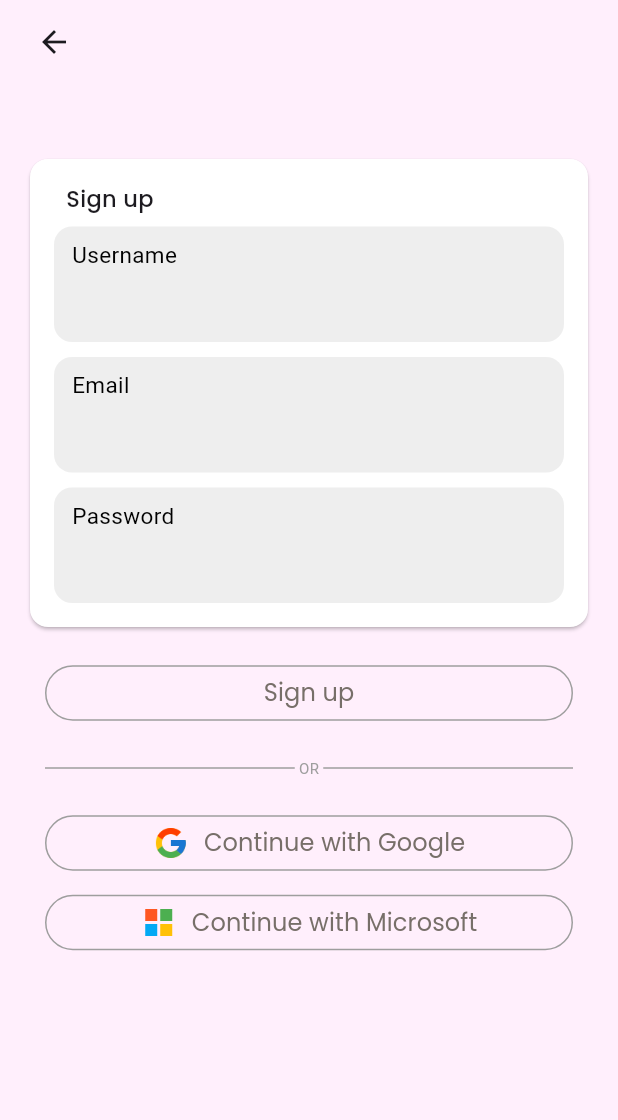
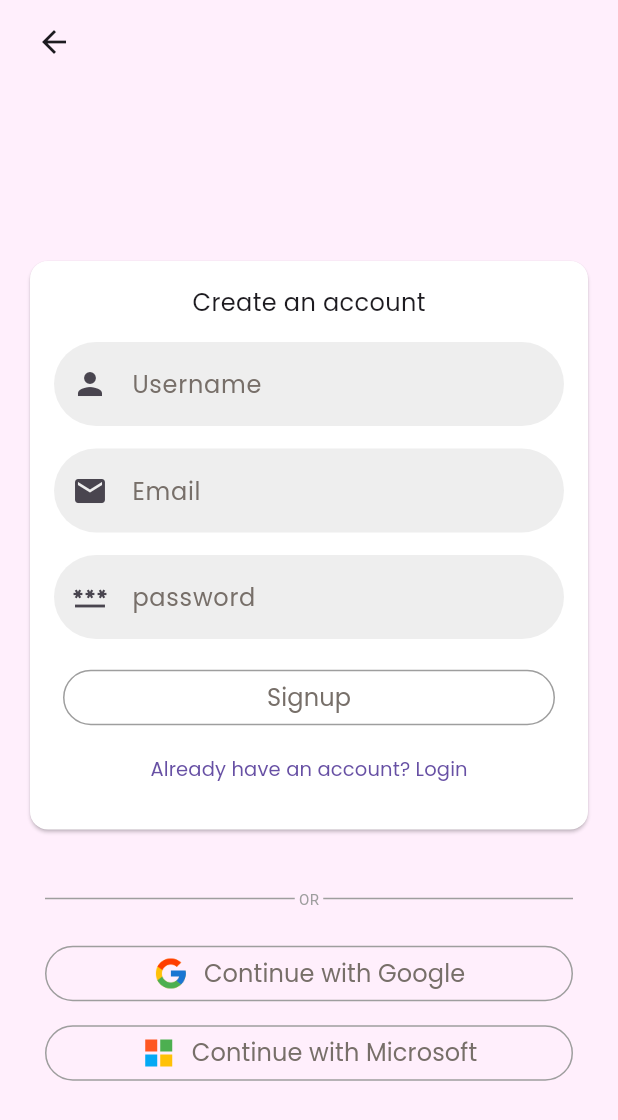
Before and after one commit to jiapanWei/voice_assistant, a Flutter app: the screen it shows after launch, after a tap on "Sign up", on a phone screen of 412 x 824 dp. Shown: the top 1120 px of the screen. Run offline on Flutter 3.47's test engine with Material 3 defaults, Android fonts, the phone set to English and light mode, and no system bars; our stand-ins replace envied, firebase_auth, firebase_core, google_fonts, google_sign_in, image_gallery_saver and 3 more; missing offline and left inert: flutter_downloader, text_to_speech; accounts and stored records are empty; project files that could hold a hidden picture were left out.

Commit message:
Fix: AuthScreen and add temporary screen to show login successful

```diff
--- a/lib/screens/authentications/auth_screen.dart
+++ b/lib/screens/authentications/auth_screen.dart
@@ -1,33 +1,51 @@
 import 'package:flutter/material.dart';
 import 'package:firebase_auth/firebase_auth.dart';
 import 'package:google_fonts/google_fonts.dart';
-import 'package:cloud_firestore/cloud_firestore.dart';
+import 'package:voice_assistant/screens/authentications/success_login_screen.dart';
 
-import 'package:voice_assistant/services/auth_service.dart';
 import 'package:voice_assistant/screens/main_screen.dart';
 import 'package:voice_assistant/screens/start_screen.dart';
 import 'package:voice_assistant/screens/authentications/auth_sign_in_providers.dart';
+import 'package:voice_assistant/screens/widgets/build_text_form_field.dart';
+import 'package:voice_assistant/screens/widgets/build_button.dart';
 
-final _firebaseAuth = FirebaseAuth.instance;
+final FirebaseAuth _firebaseAuth = FirebaseAuth.instance;
 
 class AuthScreen extends StatefulWidget {
   final bool isNewUser;
 
-  const AuthScreen({Key? key, required this.isNewUser}) : super(key: key);
+  const AuthScreen({required this.isNewUser});
 
   @override
-  _AuthScreenState createState() => _AuthScreenState();
+  State<AuthScreen> createState() {
+    return _AuthScreenState();
+  }
+}
+
+InputDecoration userInputDecoration(
+    {required String labelText, required IconData icon}) {
+  return InputDecoration(
+    prefixIcon: Icon(icon),
+    filled: true,
+    fillColor: Colors.grey[200],
+    border: OutlineInputBorder(
+      borderRadius: BorderRadius.circular(105.0),
+      borderSide: BorderSide.none,
+    ),
+    labelText: labelText,
+    labelStyle: GoogleFonts.poppins(
+      fontSize: 16.0,
+      fontWeight: FontWeight.w400,
+      color: const Color.fromRGBO(119, 111, 105, 1.0),
+    ),
+    floatingLabelBehavior: FloatingLabelBehavior.never,
+  );
 }
 
 class _AuthScreenState extends State<AuthScreen> {
-  final _formKey = GlobalKey<FormState>();
-  final _usernameController = TextEditingController();
-  final _emailController = TextEditingController();
-  final _passwordController = TextEditingController();
+  final GlobalKey<FormState> _formKey = GlobalKey<FormState>();
 
   late bool _isLogin;
-  var _isAuthenticating = false;
-
   String _inputUsername = '';
   String _inputEmail = '';
   String _inputPassword = '';
@@ -38,106 +56,28 @@ class _AuthScreenState extends State<AuthScreen> {
     _isLogin = !widget.isNewUser;
   }
 
-  ButtonStyle transparentButtonStyle() {
-    return OutlinedButton.styleFrom(
-      side: const BorderSide(color: Colors.grey),
-      minimumSize: const Size(300, 37),
-    );
-  }
-
-  TextStyle buttonPoppinsFontStyle() {
-    return GoogleFonts.poppins(
-      fontSize: 16.0,
-      fontWeight: FontWeight.w400,
-      color: const Color.fromRGBO(119, 111, 105, 1.0),
-    );
-  }
-
-  Widget buildInputField(String label, TextEditingController controller,
-      String? Function(String?) validator,
-      {bool isObscure = false}) {
-    final focusNode = FocusNode();
-
-    return Container(
-      decoration: BoxDecoration(
-        color: Colors.grey[200],
-        borderRadius: BorderRadius.circular(12),
-      ),
-      child: Column(
-        crossAxisAlignment: CrossAxisAlignment.start,
-        children: <Widget>[
-          Padding(
-            padding: const EdgeInsets.only(top: 8.0, left: 12.0),
-            child: Text(
-              label,
-              style: const TextStyle(
-                  fontSize: 15,
-                  fontWeight: FontWeight.w400,
-                  color: Colors.black),
-            ),
-          ),
-          TextFormField(
-            focusNode: focusNode,
-            controller: controller,
-            obscureText: isObscure,
-            decoration: const InputDecoration(
-              border: InputBorder.none,
-              contentPadding: EdgeInsets.only(left: 12.0),
-            ),
-            validator: validator,
-            onChanged: (value) {
-              if (label == 'Username') {
-                _inputUsername = value!;
-              } else if (label == 'Email') {
-                _inputEmail = value!;
-              } else if (label == 'Password') {
-                _inputPassword = value!;
-              }
-            },
-          ),
-        ],
-      ),
-    );
-  }
-
-  void _submit() async {
-    final isValid = _formKey.currentState!.validate();
-
-    if (!isValid) {
-      // show error message ...
+  Future<void> _submit() async {
+    if (!_formKey.currentState!.validate()) {
       return;
     }
 
     _formKey.currentState!.save();
 
+    UserCredential userCredentials;
+
     try {
-      setState(() {
-        _isAuthenticating = true;
-      });
       if (_isLogin) {
-        final userCredentials = await _firebaseAuth.signInWithEmailAndPassword(
+        userCredentials = await _firebaseAuth.signInWithEmailAndPassword(
             email: _inputEmail, password: _inputPassword);
       } else {
-        final userCredentials =
-            await _firebaseAuth.createUserWithEmailAndPassword(
+        userCredentials = await _firebaseAuth.createUserWithEmailAndPassword(
             email: _inputEmail, password: _inputPassword);
-
-        await FirebaseFirestore.instance
-            .collection('users')
-            .doc(userCredentials.user!.uid)
-            .set({
-          'username': _inputUsername,
-        });
+      }
 
       if (userCredentials.user != null) {
         Navigator.of(context).pushReplacement(
-            MaterialPageRoute(
-              builder: (context) => HomeScreen(
-                inputUsername: _inputUsername,
-              ),
-            ),
+          MaterialPageRoute(builder: (context) => SuccessLoginScreen()),
         );
-        }
       }
     } on FirebaseAuthException catch (error) {
       if (error.code == 'email-already-in-use') {
@@ -149,9 +89,6 @@ class _AuthScreenState extends State<AuthScreen> {
           content: Text(error.message ?? 'Authentication failed.'),
         ),
       );
-      setState(() {
-        _isAuthenticating = false;
-      });
     }
   }
 
@@ -161,9 +98,9 @@ class _AuthScreenState extends State<AuthScreen> {
       appBar: AppBar(
         backgroundColor: const Color.fromRGBO(255, 239, 252, 1.0),
         leading: Padding(
-          padding: const EdgeInsets.only(left: 16.0),
+          padding: EdgeInsets.only(left: 16.0),
           child: IconButton(
-            icon: const Icon(Icons.arrow_back),
+            icon: Icon(Icons.arrow_back),
             onPressed: () {
               Navigator.push(
                 context,
@@ -174,15 +111,14 @@ class _AuthScreenState extends State<AuthScreen> {
         ),
       ),
       backgroundColor: const Color.fromRGBO(255, 239, 252, 1.0),
-      body: SingleChildScrollView(
+      body: Center(
+        child: SingleChildScrollView(
           child: Column(
             mainAxisAlignment: MainAxisAlignment.center,
             children: [
-            _isLogin ? SizedBox(height: 80) : SizedBox(height: 50),
               Card(
                 color: Colors.white,
-              margin: const EdgeInsets.only(
-                  top: 0, bottom: 20, left: 20, right: 20),
+                margin: const EdgeInsets.all(20),
                 child: SingleChildScrollView(
                   child: Padding(
                     padding: const EdgeInsets.all(16),
@@ -191,41 +127,45 @@ class _AuthScreenState extends State<AuthScreen> {
                       child: Column(
                         mainAxisSize: MainAxisSize.min,
                         children: [
-                        Padding(
-                          padding:
-                              const EdgeInsets.only(left: 8.0, bottom: 8.0),
-                          child: Align(
-                            alignment: Alignment.centerLeft,
-                            // Login/Sign up Text Lable
-                            child: Text(
-                              _isLogin ? 'Login' : 'Sign up',
+                          Text(
+                            _isLogin ? 'Login' : 'Create an account',
                             style: GoogleFonts.poppins(
-                                fontSize: 15.0,
-                                fontWeight: FontWeight.w500,
+                              fontSize: 16.0,
+                              fontWeight: FontWeight.w400,
                             ),
                           ),
-                          ),
-                        ),
+                          const SizedBox(height: 15),
 
                           // Username
                           if (!_isLogin)
-                          buildInputField(
-                            'Username',
-                            _usernameController,
-                            (value) {
+                            TextFormField(
+                              decoration: userInputDecoration(
+                                  labelText: 'Username', icon: Icons.person),
+                              keyboardType: TextInputType.text,
+                              autocorrect: false,
+                              textCapitalization: TextCapitalization.none,
+                              obscureText: false,
+                              validator: (value) {
                                 if (value == null || value.trim().isEmpty) {
                                   return 'Please enter a valid username.';
                                 }
                                 return null;
                               },
+                              onSaved: (value) {
+                                _inputUsername = value!;
+                              },
                             ),
-                        const SizedBox(height: 10),
 
+                          const SizedBox(height: 15),
                           // Email
-                        buildInputField(
-                          'Email',
-                          _emailController,
-                          (value) {
+                          TextFormField(
+                            decoration: userInputDecoration(
+                                labelText: 'Email', icon: Icons.email),
+                            keyboardType: TextInputType.emailAddress,
+                            autocorrect: false,
+                            textCapitalization: TextCapitalization.none,
+                            obscureText: false,
+                            validator: (value) {
                               if (value == null ||
                                   value.trim().isEmpty ||
                                   !value.contains('@')) {
@@ -233,54 +173,83 @@ class _AuthScreenState extends State<AuthScreen> {
                               }
                               return null;
                             },
+                            onSaved: (value) {
+                              _inputEmail = value!;
+                            },
                           ),
-                        const SizedBox(height: 10),
 
+                          const SizedBox(height: 15),
                           // Password
-                        buildInputField(
-                          'Password',
-                          _passwordController,
-                          (value) {
+                          TextFormField(
+                            decoration: userInputDecoration(
+                                labelText: 'password', icon: Icons.password),
+                            autocorrect: false,
+                            textCapitalization: TextCapitalization.none,
+                            obscureText: true,
+                            validator: (value) {
                               if (value == null ||
-                                value.isEmpty ||
+                                  value.trim().isEmpty ||
                                   value.trim().length < 6) {
                                 return 'Password must be at least 6 characters long.';
                               }
                               return null;
                             },
-                          isObscure: true,
+                            onSaved: (value) {
+                              _inputPassword = value!;
+                            },
                           ),
+                          const SizedBox(height: 15),
+                          Row(
+                            children: [
+                              Expanded(
+                                child: Container(
+                                  margin: const EdgeInsets.symmetric(
+                                      horizontal: 6.0),
+                                  child: OutlinedButton(
+                                    style: OutlinedButton.styleFrom(
+                                      side: BorderSide(color: Colors.grey),
+                                      minimumSize: const Size(300, 37),
+                                    ),
+                                    onPressed: _submit,
+                                    child: Row(
+                                      mainAxisAlignment:
+                                          MainAxisAlignment.center,
+                                      children: [
+                                        Text(
+                                          _isLogin ? 'Login' : 'Signup',
+                                          style: GoogleFonts.poppins(
+                                            fontSize: 16.0,
+                                            fontWeight: FontWeight.w400,
+                                            color: const Color.fromRGBO(
+                                                119, 111, 105, 1.0),
+                                          ),
+                                        )
                                       ],
                                     ),
                                   ),
                                 ),
                               ),
+                            ],
                           ),
-
-            // Login/Sign up button
-            Container(
-              width: double.infinity,
-              margin: const EdgeInsets.symmetric(horizontal: 30.0),
-              child: OutlinedButton(
-                style: transparentButtonStyle(),
+                          TextButton(
                             onPressed: () {
-                  Navigator.push(
-                    context,
-                    MaterialPageRoute(
-                      builder: (context) => HomeScreen(
-                        inputUsername: _inputUsername,
+                              setState(() {
+                                _isLogin = !_isLogin;
+                              });
+                            },
+                            child: Text(
+                              _isLogin
+                                  ? "Don't have an account? Sign Up"
+                                  : 'Already have an account? Login',
+                              style: GoogleFonts.poppins(
+                                fontSize: 13.0,
+                                fontWeight: FontWeight.w400,
                               ),
                             ),
-                  );
-                },
-                child: Row(
-                  mainAxisAlignment: MainAxisAlignment.center,
-                  children: [
-                    Text(
-                      _isLogin ? 'Login' : 'Sign up',
-                      style: buttonPoppinsFontStyle(),
                           ),
                         ],
+                      ),
+                    ),
                   ),
                 ),
               ),
@@ -291,6 +260,7 @@ class _AuthScreenState extends State<AuthScreen> {
             ],
           ),
         ),
+      ),
     );
   }
 }
--- a/lib/screens/authentications/auth_sign_in_providers.dart
+++ b/lib/screens/authentications/auth_sign_in_providers.dart
@@ -10,7 +10,7 @@ ButtonStyle transparentButtonStyle() {
   );
 }
 
-TextStyle buttonPoppinsFontStyle() {
+TextStyle poppinsFontStyle() {
   return GoogleFonts.poppins(
     fontSize: 16.0,
     fontWeight: FontWeight.w400,
@@ -49,7 +49,7 @@ Container googleAuthButton() {
         children: [
           Image.asset('images/google.png', height: 24.0, width: 24.0),
           const SizedBox(width: 10),
-          Text('Continue with Google', style: buttonPoppinsFontStyle()),
+          Text('Continue with Google', style: poppinsFontStyle()),
         ],
       ),
     ),
@@ -67,7 +67,7 @@ Container microsoftAuthButton() {
         children: [
           Image.asset('images/microsoft.png', height: 24.0, width: 24.0),
           const SizedBox(width: 10),
-          Text('Continue with Microsoft', style: buttonPoppinsFontStyle()),
+          Text('Continue with Microsoft', style: poppinsFontStyle()),
         ],
       ),
     ),
--- /dev/null
+++ b/lib/screens/authentications/success_login_screen.dart
@@ -0,0 +1,42 @@
+import 'package:firebase_auth/firebase_auth.dart';
+import 'package:flutter/material.dart';
+import 'package:voice_assistant/screens/start_screen.dart';
+
+class SuccessLoginScreen extends StatelessWidget {
+  SuccessLoginScreen({super.key});
+
+  final user = FirebaseAuth.instance.currentUser!;
+
+// sign user out method
+  Future<void> signUserOut(BuildContext context) async {
+    await FirebaseAuth.instance.signOut();
+    Navigator.pushReplacement(
+      context,
+      MaterialPageRoute(
+        builder: (context) => LoginScreen(),
+      ),
+    );
+  }
+
+  @override
+  Widget build(BuildContext context) {
+    return Scaffold(
+      backgroundColor: Colors.grey[300],
+      appBar: AppBar(
+        backgroundColor: Colors.grey[200],
+        actions: [
+          IconButton(
+            onPressed: () => signUserOut(context),
+            icon: const Icon(Icons.logout),
+          )
+        ],
+      ),
+      body: const Center(
+        child: Text(
+          "LOGGED IN SUCCESSFULLY",
+          style: TextStyle(fontSize: 20),
+        ),
+      ),
+    );
+  }
+}
```
Lines whose indentation alone changed are shown as unchanged.
